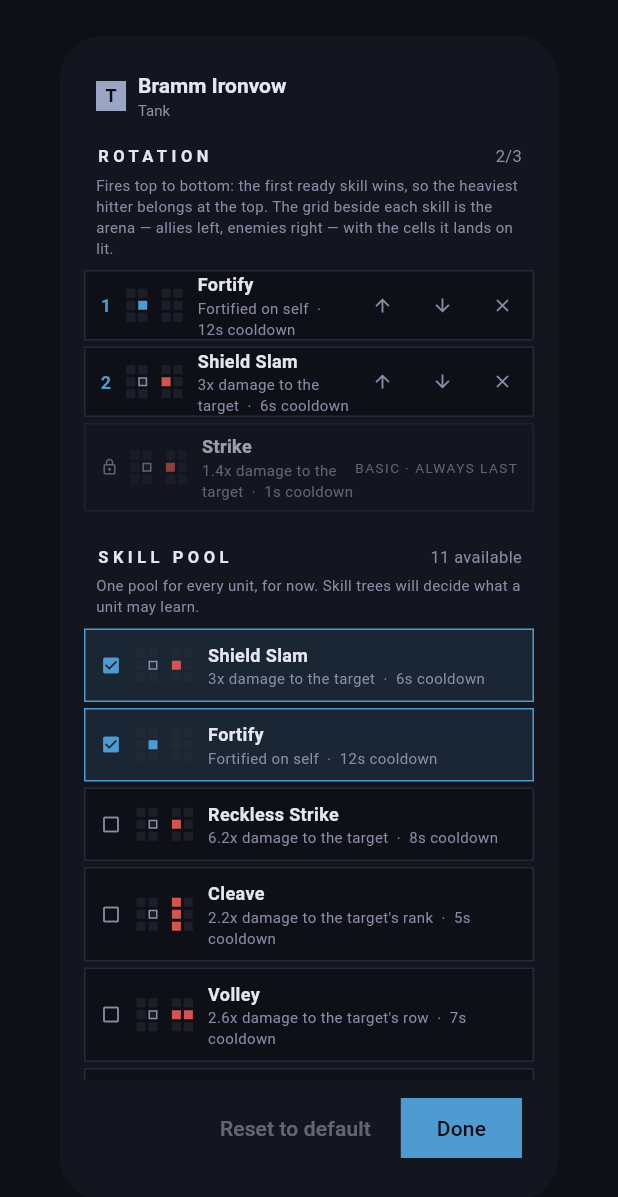
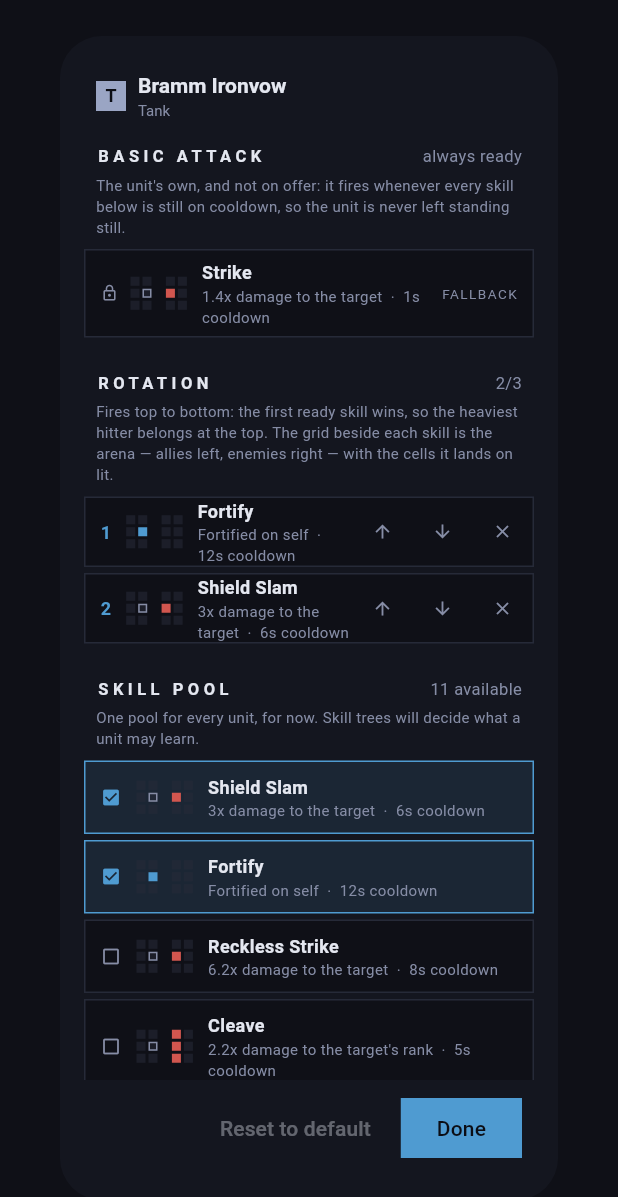
Before and after one commit to scottbisaillon/guild_overseer, a Flutter app: the SkillPicker widget shown alone on an empty page, opened directly with sample values from the repository, on a phone screen of 412 x 824 dp. Shown: the top 1197 px of the screen. Run offline on Flutter 3.47's test engine with Material 3 defaults, Android fonts, the phone set to English and light mode, and no system bars; our stand-ins replace equatable, flutter_bloc, go_router; missing offline and left inert: flame.

Commit message:
Give the basic attack its own slot at the top of the skill picker
It sat at the bottom of the rotation badged "BASIC · ALWAYS LAST",
which read as the least of the unit's priorities. It is not a priority
at all: it is what the unit does on a beat where nothing it chose is
ready, so it now leads the dialog in a section of its own — "BASIC
ATTACK / always ready", with a hint saying it fires whenever every
skill below is still on cooldown, and the row badged "FALLBACK".

Undimmed too, now that it is not a greyed-out tail on the rotation; the
lock still says it is not the player's to trade away. The rotation and
pool below are unchanged, as is the engine, where the basic attack is
still last in rotation order — which is exactly what firing only when
nothing else is ready means.

Co-Authored-By: Claude Opus 5 <noreply@anthropic.com>
Claude-Session: https://claude.ai/code/session_01QRovkDz73k1H65iuomVbb7

```diff
--- a/app/lib/src/features/party/view/widgets/skill_picker.dart
+++ b/app/lib/src/features/party/view/widgets/skill_picker.dart
@@ -32,9 +32,11 @@ Future<void> showSkillPicker(BuildContext context, UnitBlueprint unit) =>
 /// Two lists, because a rotation is two decisions: which skills, which the
 /// pool below answers, and in what order, which the rotation above answers —
 /// the first ready skill fires, so the order is the unit's priorities written
-/// down. Every gesture writes straight through to the cubit, like everything
-/// else on this screen: there is no draft to commit and nothing to lose by
-/// closing the dialog.
+/// down. Above both sits the basic attack, which is neither decision: it is
+/// what the unit does on a beat where nothing it chose is ready, so it reads
+/// as the given the rotation is built on top of. Every gesture writes straight
+/// through to the cubit, like everything else on this screen: there is no
+/// draft to commit and nothing to lose by closing the dialog.
 ///
 /// The pool is general — every unit may take anything in it. Skill trees will
 /// narrow that down per class, at which point this screen asks the tree what
@@ -68,6 +70,13 @@ class SkillPicker extends StatelessWidget {
                 crossAxisAlignment: CrossAxisAlignment.stretch,
                 mainAxisSize: MainAxisSize.min,
                 children: <Widget>[
+                  _sectionHeader('BASIC ATTACK', 'always ready'),
+                  const _Hint("The unit's own, and not on offer: it fires "
+                      'whenever every skill below is still on cooldown, so '
+                      'the unit is never left standing still.'),
+                  for (final SkillDefinition basic in unit.basicSkills)
+                    _BasicRow(skill: basic),
+                  const SizedBox(height: 12),
                   _sectionHeader(
                     'ROTATION',
                     '${chosen.length}/$kChosenSkillSlots',
@@ -77,8 +86,8 @@ class SkillPicker extends StatelessWidget {
                       'grid beside each skill is the arena — allies left, '
                       'enemies right — with the cells it lands on lit.'),
                   if (chosen.isEmpty)
-                    const _Hint('Nothing chosen — this unit will only ever '
-                        'use its basic attack.'),
+                    const _Hint('Nothing chosen — this unit will fall back '
+                        'to its basic attack every beat.'),
                   for (int index = 0; index < chosen.length; index++)
                     if (poolSkill(chosen[index]) case final SkillDefinition s)
                       _RotationRow(
@@ -101,8 +110,6 @@ class SkillPicker extends StatelessWidget {
                           _without(chosen, s.id),
                         ),
                       ),
-                  for (final SkillDefinition basic in unit.basicSkills)
-                    _BasicRow(skill: basic),
                   const SizedBox(height: 12),
                   _sectionHeader('SKILL POOL', '${pool.length} available'),
                   const _Hint('One pool for every unit, for now. Skill trees '
@@ -283,7 +290,13 @@ class _RotationRow extends StatelessWidget {
       );
 }
 
-/// The basic attack, which is the unit's own and not on offer.
+/// The basic attack: the unit's own, not on offer, and the one thing it can
+/// always do.
+///
+/// It sits above the rotation rather than at the end of it because it is not a
+/// priority the player set — it is the floor under every priority they set,
+/// what the unit falls back to on a beat where nothing else is ready. The lock
+/// says it is not the player's to trade away.
 class _BasicRow extends StatelessWidget {
   const _BasicRow({required this.skill});
 
@@ -292,12 +305,11 @@ class _BasicRow extends StatelessWidget {
   @override
   Widget build(BuildContext context) => Padding(
         padding: const EdgeInsets.fromLTRB(16, 2, 16, 2),
-        child: Opacity(
-          opacity: 0.65,
         child: Container(
           padding: const EdgeInsets.fromLTRB(10, 6, 10, 6),
           decoration: BoxDecoration(
             border: Border.all(color: BattlePalette.gridLine),
+            color: BattlePalette.background,
           ),
           child: Row(
             children: <Widget>[
@@ -311,7 +323,7 @@ class _BasicRow extends StatelessWidget {
               const SizedBox(width: 10),
               Expanded(child: _SkillText(skill: skill)),
               const Text(
-                  'BASIC · ALWAYS LAST',
+                'FALLBACK',
                 style: TextStyle(
                   fontSize: 9,
                   letterSpacing: 1,
@@ -319,7 +331,6 @@ class _BasicRow extends StatelessWidget {
                 ),
               ),
             ],
-            ),
           ),
         ),
       );
```
Also changed, not shown: 3 other files. Lines whose indentation alone changed are shown as unchanged.
